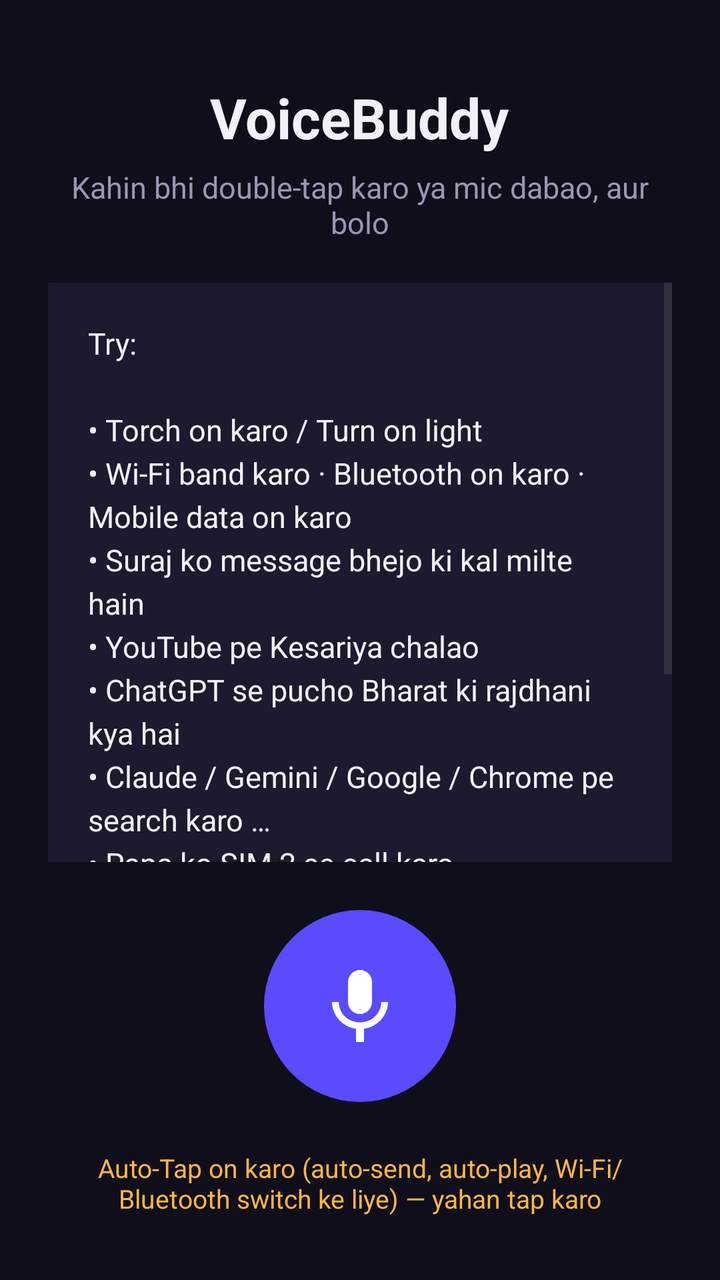
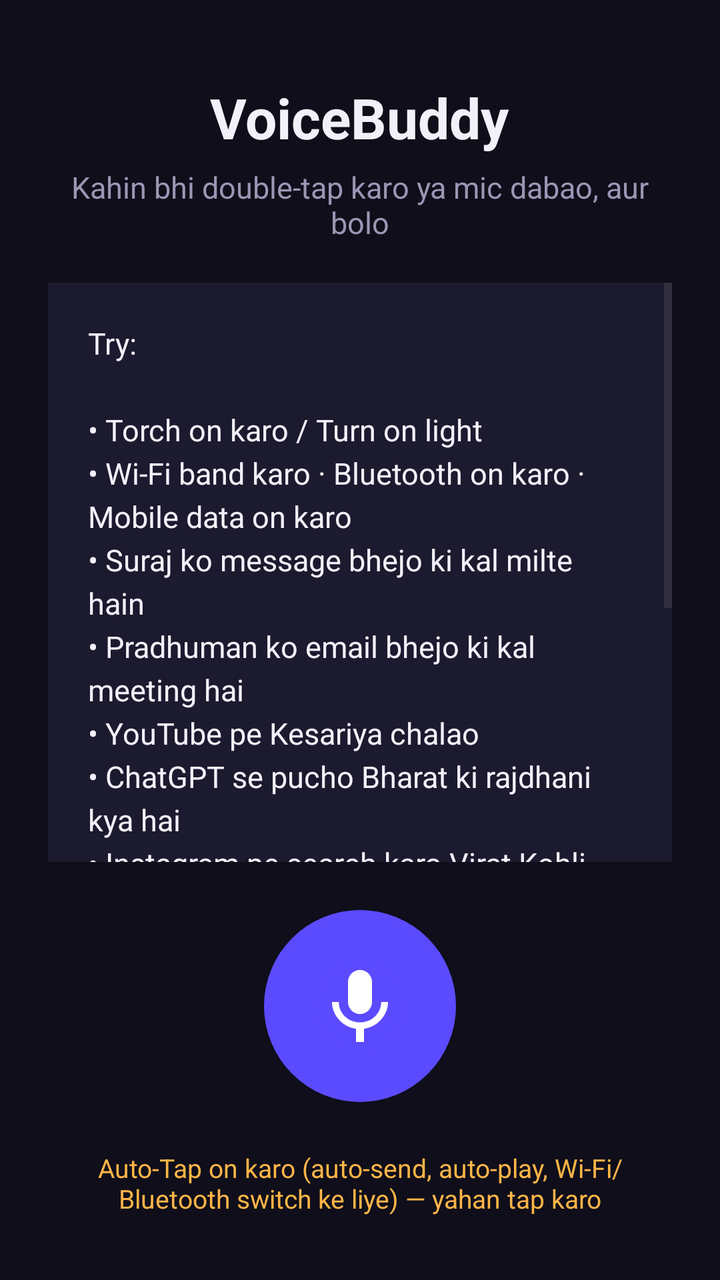

The first picture is an Android layout as it rendered before a commit; the second is the same layout after the commit. The layout source and the unified diff follow.
<!-- AndroidManifest.xml: application theme Theme.VoiceBuddy -->
<!-- res/layout/activity_main.xml -->
<?xml version="1.0" encoding="utf-8"?>
<LinearLayout xmlns:android="http://schemas.android.com/apk/res/android"
    android:layout_width="match_parent"
    android:layout_height="match_parent"
    android:gravity="center_horizontal"
    android:orientation="vertical"
    android:padding="24dp">

    <TextView
        android:layout_width="wrap_content"
        android:layout_height="wrap_content"
        android:layout_marginTop="16dp"
        android:text="VoiceBuddy"
        android:textColor="@color/text"
        android:textSize="28sp"
        android:textStyle="bold" />

    <TextView
        android:id="@+id/statusText"
        android:layout_width="match_parent"
        android:layout_height="wrap_content"
        android:layout_marginTop="6dp"
        android:gravity="center"
        android:text="Kahin bhi double-tap karo ya mic dabao, aur bolo"
        android:textColor="@color/muted"
        android:textSize="15sp" />

    <ScrollView
        android:layout_width="match_parent"
        android:layout_height="0dp"
        android:layout_marginTop="20dp"
        android:layout_weight="1"
        android:background="@color/card">

        <TextView
            android:id="@+id/heardText"
            android:layout_width="match_parent"
            android:layout_height="wrap_content"
            android:lineSpacingExtra="4dp"
            android:padding="20dp"
            android:text="Try:\n\n• Torch on karo / Turn on light\n• Wi-Fi band karo · Bluetooth on karo · Mobile data on karo\n• Suraj ko message bhejo ki kal milte hain\n• YouTube pe Kesariya chalao\n• ChatGPT se pucho Bharat ki rajdhani kya hai\n• Claude / Gemini / Google / Chrome pe search karo …\n• Papa ko SIM 2 se call karo\n• Atharav ko WhatsApp audio call karo\n• Papa ko WhatsApp video call karo\n• Volume badhao · Screenshot lo · Phone lock karo\n• Instagram kholo"
            android:textColor="@color/text"
            android:textSize="15sp" />
    </ScrollView>

    <ImageButton
        android:id="@+id/micButton"
        android:layout_width="96dp"
        android:layout_height="96dp"
        android:layout_marginTop="24dp"
        android:background="@drawable/mic_button"
        android:contentDescription="Speak"
        android:scaleType="centerInside"
        android:src="@drawable/ic_mic" />

    <TextView
        android:id="@+id/autoTapHint"
        android:layout_width="match_parent"
        android:layout_height="wrap_content"
        android:layout_marginTop="16dp"
        android:gravity="center"
        android:padding="8dp"
        android:text="Auto-Tap on karo (auto-send, auto-play, Wi-Fi/Bluetooth switch ke liye) — yahan tap karo"
        android:textColor="#FFB547"
        android:textSize="13sp" />
</LinearLayout>
<!-- resources referenced by this layout -->
<resources>
  <color name="card">#1C1A2E</color>
  <color name="muted">#9A97B5</color>
  <color name="text">#F2F1FA</color>
  <!-- drawable ic_mic (drawable) -->
  <vector xmlns:android="http://schemas.android.com/apk/res/android"
      android:width="48dp" android:height="48dp"
      android:viewportWidth="24" android:viewportHeight="24">
      <path android:fillColor="#5B4BFF"
          android:pathData="M12,1a11,11 0,1 0,0.001 0z" />
      <path android:fillColor="#FFFFFF"
          android:pathData="M12,14c1.66,0 3,-1.34 3,-3V6c0,-1.66 -1.34,-3 -3,-3S9,4.34 9,6v5c0,1.66 1.34,3 3,3zM17.3,11c0,3 -2.54,5.1 -5.3,5.1S6.7,14 6.7,11H5c0,3.41 2.72,6.23 6,6.72V21h2v-3.28c3.28,-0.48 6,-3.3 6,-6.72h-1.7z" />
  </vector>
  <!-- drawable mic_button (drawable) -->
  <shape xmlns:android="http://schemas.android.com/apk/res/android" android:shape="oval">
      <solid android:color="#5B4BFF" />
  </shape>
  <style name="Theme.VoiceBuddy" parent="Theme.Material3.DayNight.NoActionBar">
          <item name="colorPrimary">#5B4BFF</item>
          <item name="android:statusBarColor">#0F0E1A</item>
          <item name="android:windowBackground">@color/bg</item>
      </style>
  <color name="bg">#0F0E1A</color>
</resources>

<!-- the commit's change to res/layout/activity_main.xml (unified diff, before → after) -->
@@ -38,7 +38,7 @@
             android:layout_height="wrap_content"
             android:lineSpacingExtra="4dp"
             android:padding="20dp"
-            android:text="Try:\n\n• Torch on karo / Turn on light\n• Wi-Fi band karo · Bluetooth on karo · Mobile data on karo\n• Suraj ko message bhejo ki kal milte hain\n• YouTube pe Kesariya chalao\n• ChatGPT se pucho Bharat ki rajdhani kya hai\n• Claude / Gemini / Google / Chrome pe search karo …\n• Papa ko SIM 2 se call karo\n• Atharav ko WhatsApp audio call karo\n• Papa ko WhatsApp video call karo\n• Volume badhao · Screenshot lo · Phone lock karo\n• Instagram kholo"
+            android:text="Try:\n\n• Torch on karo / Turn on light\n• Wi-Fi band karo · Bluetooth on karo · Mobile data on karo\n• Suraj ko message bhejo ki kal milte hain\n• Pradhuman ko email bhejo ki kal meeting hai\n• YouTube pe Kesariya chalao\n• ChatGPT se pucho Bharat ki rajdhani kya hai\n• Instagram pe search karo Virat Kohli\n• Papa ko SIM 2 se call karo\n• Papa ko WhatsApp video call karo\n• Inside any app: Like dabao · Type hello · Scroll down\n• Volume badhao · Screenshot lo · Phone lock karo\n\nSpelling galat ho to bhi chalega: chart gpt, watsapp, pradhaman…"
             android:textColor="@color/text"
             android:textSize="15sp" />
     </ScrollView>
